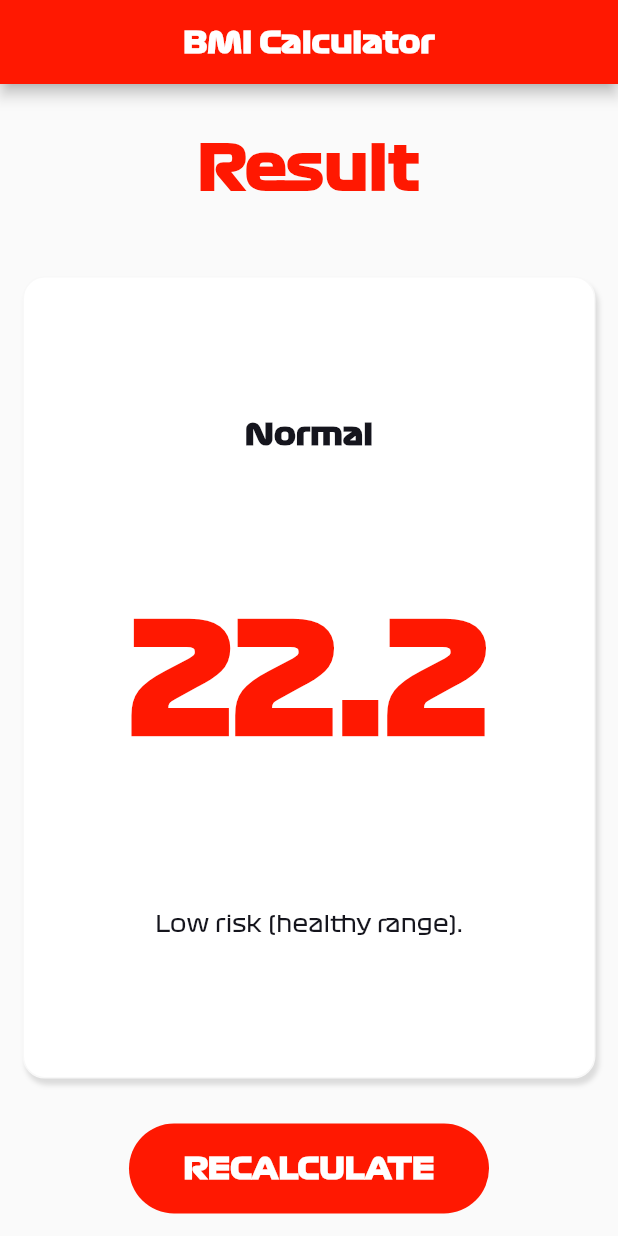
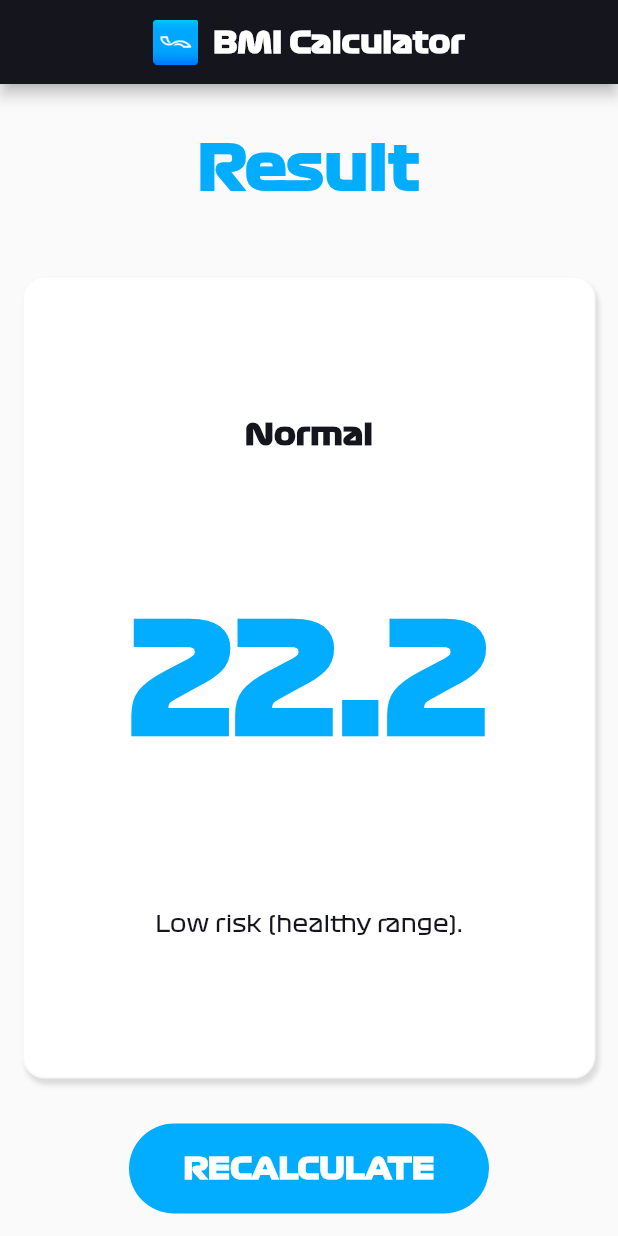
Before and after one commit to cakradana/bmi_cakra, a Flutter app: the screen it shows after launch, after a tap on "CALCULATE", on a phone screen of 412 x 824 dp. Run offline on Flutter 3.47's test engine with Material 2 defaults, Android fonts, the phone set to English and light mode, and no system bars.

Commit message:
app bar redesign

```diff
--- a/lib/constant/constant.dart
+++ b/lib/constant/constant.dart
@@ -1,9 +1,39 @@
 import 'package:flutter/material.dart';
 
+// merah 0xfffe1801
+// hijau 0xff57c89d
+// biru 0xff02adff
+
 const Color backgroundColor = Color(0xfff8f8f8);
-const Color primaryColor = Color(0xffFF1801);
+const Color primaryColor = Color(0xff02adff);
 const Color secondaryColor = Color(0xff15151d);
 const Color tertiaryColor = Color(0xffffffff);
+
+AppBar appBar = AppBar(
+  centerTitle: true,
+  automaticallyImplyLeading: false,
+  title: Row(
+    mainAxisAlignment: MainAxisAlignment.center,
+    children: [
+      Image.asset(
+        'images/rebahan.png',
+        width: 30,
+      ),
+      const SizedBox(
+        width: 10,
+      ),
+      Text(
+        "BMI Calculator",
+        style: titleTextStyle,
+      ),
+    ],
+  ),
+);
+
+TextStyle titleTextStyle = const TextStyle(
+  fontWeight: FontWeight.bold,
+  color: tertiaryColor,
+);
 
 TextStyle? labelTextStyle = const TextStyle(
   fontSize: 13,
--- a/lib/main.dart
+++ b/lib/main.dart
@@ -17,7 +17,7 @@ class MyApp extends StatelessWidget {
         theme: ThemeData(
           fontFamily: 'Formula1',
           appBarTheme: const AppBarTheme(
-            backgroundColor: primaryColor,
+            backgroundColor: secondaryColor,
           ),
           // This is the theme of your application.
           //
--- a/lib/views/bmi_data_screen.dart
+++ b/lib/views/bmi_data_screen.dart
@@ -19,17 +19,7 @@ class _BmiDataScreenState extends State<BmiDataScreen> {
   Widget build(BuildContext context) {
     return Scaffold(
       backgroundColor: backgroundColor,
-      appBar: AppBar(
-        centerTitle: true,
-        // backgroundColor: tertiaryColor,
-        title: const Text(
-          "BMI Calculator",
-          style: TextStyle(
-            color: tertiaryColor,
-            fontWeight: FontWeight.bold,
-          ),
-        ),
-      ),
+      appBar: appBar,
       body: Column(
         children: [
           Expanded(
--- a/lib/views/bmi_result_screen.dart
+++ b/lib/views/bmi_result_screen.dart
@@ -17,21 +17,7 @@ class BmiResultScreen extends StatelessWidget {
     // final bmiDesc =
     bmiCalculator.getHealthRiskDesc();
     return Scaffold(
-      // backgroundColor: backgroundColor,
-      appBar: AppBar(
-        centerTitle: true,
-        leading: const BackButton(
-          color: primaryColor,
-        ),
-        // backgroundColor: tertiaryColor,
-        title: const Text(
-          "BMI Calculator",
-          style: TextStyle(
-            color: tertiaryColor,
-            fontWeight: FontWeight.bold,
-          ),
-        ),
-      ),
+      appBar: appBar,
       body: Column(
         children: [
           const Expanded(
```
Also changed, not shown: pubspec.yaml (+23 -23 lines), images/rebahan.png (added).
